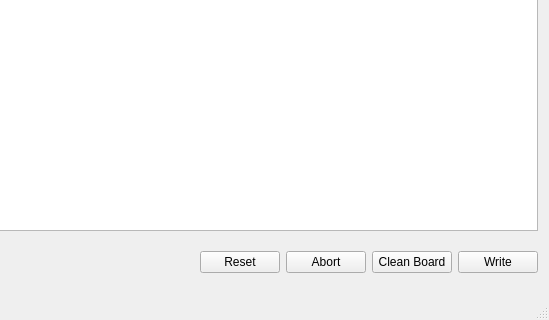
Old version of the form src/DrawTextToPlaneGUI/maingui.ui in the repository yoshi5534/schorsch-the-robot; both pictures show x 225 to 774 and y 214 to 534 of the 774 by 534 pixel window.
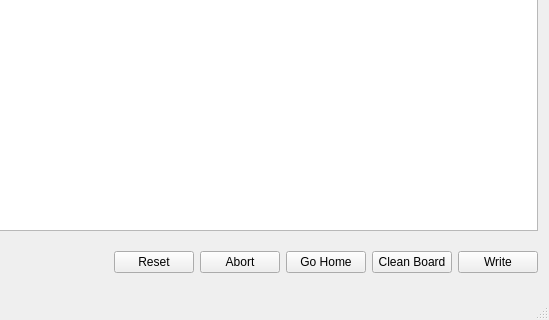
New version of the form.

```diff
--- a/src/DrawTextToPlaneGUI/maingui.ui
+++ b/src/DrawTextToPlaneGUI/maingui.ui
@@ -280,6 +280,13 @@
         </property>
        </widget>
       </item>
+      <item>
+       <widget class="QPushButton" name="btnHome">
+        <property name="text">
+         <string>Go Home</string>
+        </property>
+       </widget>
+      </item>
       <item>
        <widget class="QPushButton" name="btnCleanBoard">
         <property name="text">
```
Left out of the diff: 61 changed lines with no effect on the pictures.
